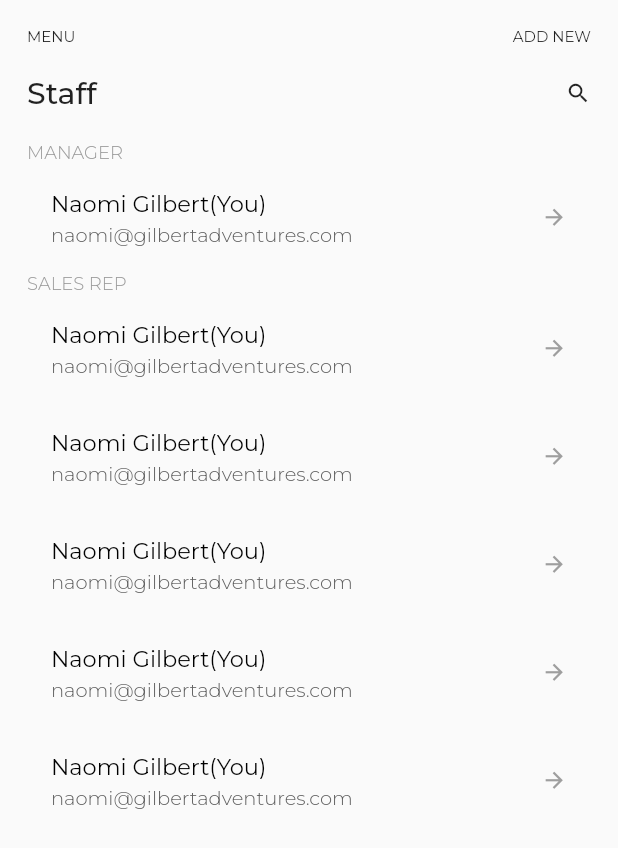
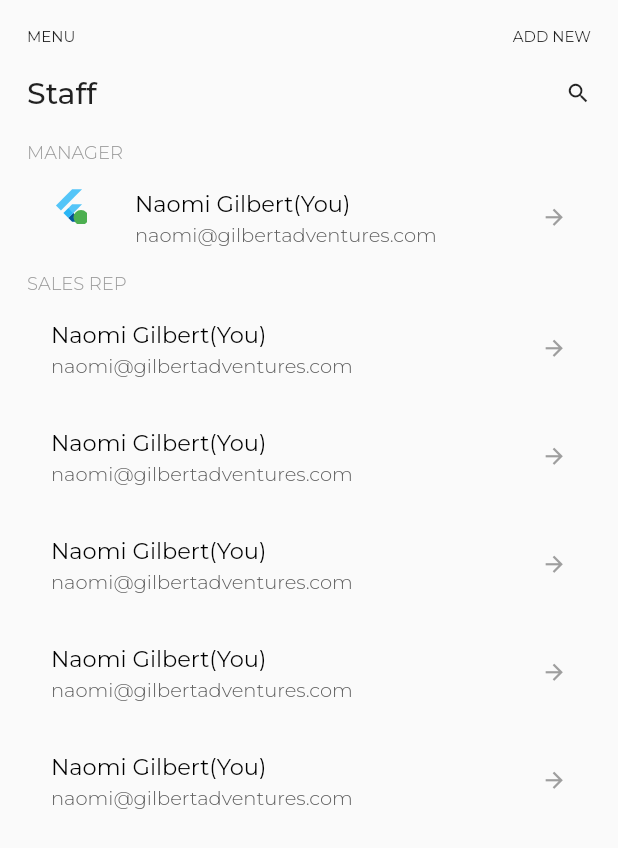
Before and after one commit to kutigbolahan/BusinessToCustomer-B2C-, a Flutter app: the screen it shows after launch, on a phone screen of 412 x 824 dp. Shown: the top 848 px of the screen. Run offline on Flutter 3.47's test engine with Material 2 defaults, Android fonts, the phone set to English and light mode, and no system bars; our stand-ins replace google_fonts.

Commit message:
wahala be like shoe

```diff
--- a/lib/homepage.dart
+++ b/lib/homepage.dart
@@ -48,6 +48,24 @@ class HomePage extends StatelessWidget {
                     color: Colors.grey,
                   )),
               ListTile(
+                leading:Stack(
+                  children: [
+                    Positioned(child: FlutterLogo()),
+                    Positioned(
+                      top: 15,
+                      left: 15,
+                      child: Container(
+                        height: 10,
+                        width: 10,
+                        decoration: BoxDecoration(
+                          color:Colors.green,
+                          borderRadius:BorderRadius.all(
+                            Radius.circular(20)
+                          )
+                        ),
+                      ))
+                  ],
+                ),
                 title: Text('Naomi Gilbert(You)',
                     style: GoogleFonts.montserrat(
                         fontSize: 15,
```
